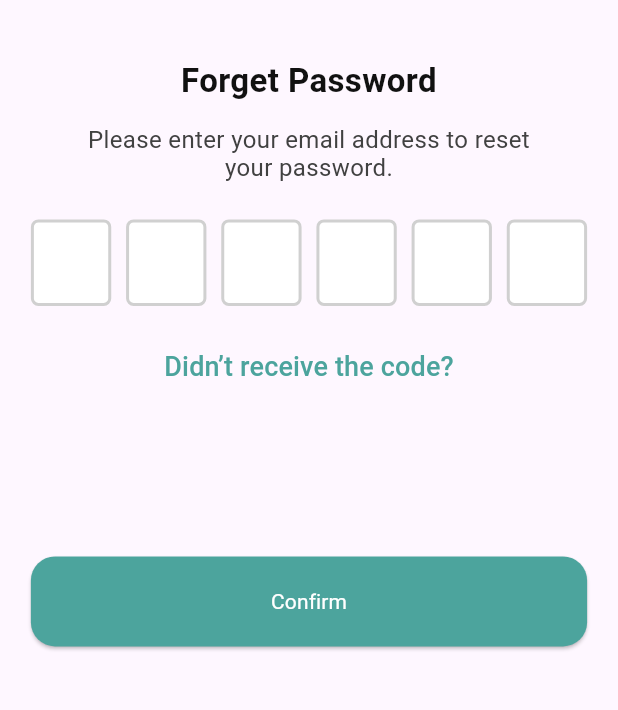
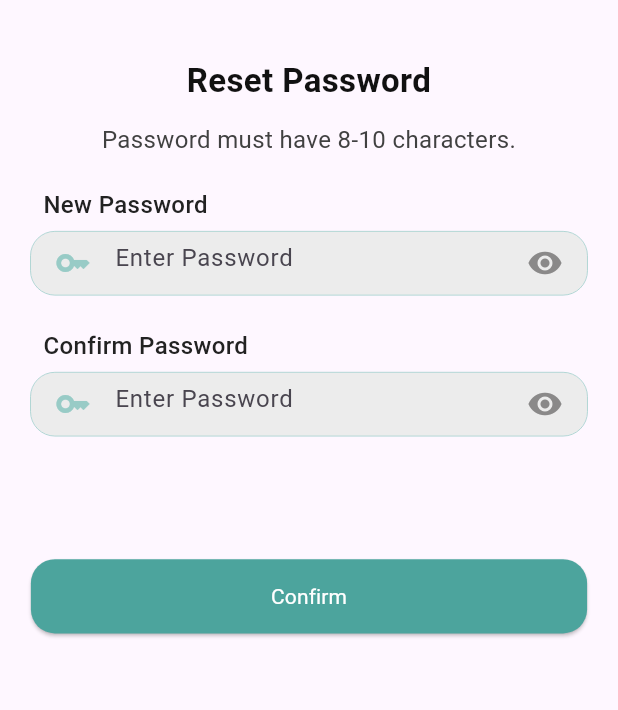
Before and after one commit to TopuFD/coupkart, a Flutter app: the OtpCodeScreen screen opened by its route, after a tap on "Confirm", on a phone screen of 412 x 824 dp, the part 458-1168 px from its top. Run offline on Flutter 3.47's test engine with Material 3 defaults, Android fonts, the phone set to English and light mode, and no system bars; drawn by our look-alikes of pin_code_fields; our stand-ins replace carousel_slider, get; Roboto replaces fonts that are missing (DM Sans, Poppins).

Commit message:
completed auth screens

```diff
--- a/lib/route/app_route.dart
+++ b/lib/route/app_route.dart
@@ -1,6 +1,8 @@
 import 'package:coupkart/view/auth_screen/forget_pass_screen.dart';
 import 'package:coupkart/view/auth_screen/otp_code_screen.dart';
+import 'package:coupkart/view/auth_screen/reset_pass_screen.dart';
 import 'package:coupkart/view/auth_screen/signin_screen.dart';
+import 'package:coupkart/view/auth_screen/signup_screen.dart';
 import 'package:coupkart/view/splash_screen/onbording_screen.dart';
 import 'package:coupkart/view/splash_screen/splash.dart';
 import 'package:get/get_navigation/src/routes/get_route.dart';
@@ -11,12 +13,16 @@ class AppRoute {
   static String signinScreen = "/signinScreen";
   static String forgetPassScreen = "/forgetPassScreen";
   static String otpCodeScreen = "/otpCodeScreen";
+  static String resetPassScreen = "/resetPassScreen";
+  static String signUpScreen = "/signUpScreen";
 
   static List<GetPage> getPage = [
     GetPage(name: splashScreen, page: () => const SplashScreen()),
     GetPage(name: onbordingScreen, page: () => OnbordingScreen()),
     GetPage(name: signinScreen, page: () => SigninScreen()),
     GetPage(name: forgetPassScreen, page: () => ForgetPassScreen()),
-    GetPage(name: otpCodeScreen, page: () => OtpCodeScreen()),
+    GetPage(name: otpCodeScreen, page: () => const OtpCodeScreen()),
+    GetPage(name: resetPassScreen, page: () => ResetPassScreen()),
+    GetPage(name: signUpScreen, page: () => SignupScreen()),
   ];
 }
--- a/lib/utils/app_color.dart
+++ b/lib/utils/app_color.dart
@@ -7,4 +7,5 @@ class AppColor {
   static const Color greyColor = Color(0xFFECECEC);
   static const Color primaryTxtColor = Color(0xFF111111);
   static const Color secondaryTxtColor = Color(0xFF414141);
+  static const Color formHeadingTxtColor = Color(0xFF222222);
 }
--- a/lib/view/auth_screen/forget_pass_screen.dart
+++ b/lib/view/auth_screen/forget_pass_screen.dart
@@ -20,7 +20,7 @@ class ForgetPassScreen extends StatelessWidget {
         physics: const BouncingScrollPhysics(),
         child: Column(
           children: [
-            CustomAuthTopItem(),
+            const CustomAuthTopItem(),
             Padding(
               padding: EdgeInsets.symmetric(horizontal: Get.width * .05),
               child: Form(
--- a/lib/view/auth_screen/otp_code_screen.dart
+++ b/lib/view/auth_screen/otp_code_screen.dart
@@ -1,4 +1,5 @@
 import 'dart:async';
+import 'package:coupkart/route/app_route.dart';
 import 'package:coupkart/utils/app_color.dart';
 import 'package:coupkart/widget/auth_top_item.dart';
 import 'package:coupkart/widget/custom_body_button.dart';
@@ -16,9 +17,10 @@ class OtpCodeScreen extends StatefulWidget {
 }
 
 class _OtpCodeScreenState extends State<OtpCodeScreen> {
-  TextEditingController textEditingController = TextEditingController();
+  late TextEditingController textEditingController;
   StreamController<ErrorAnimationType>? errorController;
   String currentText = "";
+  bool isDisposed = false;
 
   @override
   void initState() {
@@ -29,6 +31,7 @@ class _OtpCodeScreenState extends State<OtpCodeScreen> {
 
   @override
   void dispose() {
+    isDisposed = true;
     textEditingController.dispose();
     errorController?.close();
     super.dispose();
@@ -79,10 +82,16 @@ class _OtpCodeScreenState extends State<OtpCodeScreen> {
                     errorAnimationController: errorController,
                     controller: textEditingController,
                     onCompleted: (v) {
-                      print("Completed");
+                      if (!isDisposed) {
+                        Get.snackbar("Me", "Completed");
+                      }
                     },
                     onChanged: (value) {
-                      currentText = value;
+                      if (!isDisposed) {
+                        setState(() {
+                          currentText = value;
+                        });
+                      }
                     },
                     beforeTextPaste: (text) {
                       return true;
@@ -103,7 +112,11 @@ class _OtpCodeScreenState extends State<OtpCodeScreen> {
                   SizedBox(
                     height: Get.height / 8,
                   ),
-                  CustomBodyButton(buttonTitle: "Confirm", ontap: () {}),
+                  CustomBodyButton(
+                      buttonTitle: "Confirm",
+                      ontap: () {
+                        Get.toNamed(AppRoute.resetPassScreen);
+                      }),
                   SizedBox(
                     height: Get.height * .04,
                   ),
--- /dev/null
+++ b/lib/view/auth_screen/reset_pass_screen.dart
@@ -0,0 +1,92 @@
+
+import 'package:coupkart/widget/auth_top_item.dart';
+import 'package:coupkart/widget/custom_body_button.dart';
+import 'package:coupkart/widget/custom_text_field.dart';
+import 'package:coupkart/widget/document_text.dart';
+import 'package:coupkart/widget/form_heading_text.dart';
+import 'package:coupkart/widget/heading_text.dart';
+import 'package:flutter/material.dart';
+import 'package:get/get.dart';
+
+// ignore: must_be_immutable
+class ResetPassScreen extends StatelessWidget {
+  ResetPassScreen({super.key});
+
+  TextEditingController resetPassController = TextEditingController();
+  TextEditingController comfirmPassController = TextEditingController();
+  final GlobalKey _formkey = GlobalKey<FormState>();
+  @override
+  Widget build(BuildContext context) {
+    return Scaffold(
+      body: SingleChildScrollView(
+        physics: const BouncingScrollPhysics(),
+        child: Column(
+          children: [
+            const CustomAuthTopItem(),
+            Padding(
+              padding: EdgeInsets.symmetric(horizontal: Get.width * .05),
+              child: Form(
+                key: _formkey,
+                child: Column(
+                  children: [
+                    SizedBox(
+                      height: Get.height * .05,
+                    ),
+                    const HeadingText(headingText: "Reset Password"),
+                    SizedBox(
+                      height: Get.height * .02,
+                    ),
+                    const DocumentText(
+                        documentText: "Password must have 8-10 characters."),
+                    SizedBox(
+                      height: Get.height * .03,
+                    ),
+                   const FormHeadingText(formHeadingText: "New Password"),
+                    CustomTextFormField(
+                        prefixIcon: const Icon(Icons.key_sharp),
+                        suffixIcon: const Icon(Icons.remove_red_eye),
+                        hintText: "Enter Password",
+                        controller: resetPassController,
+                        validator: (value) {
+                          if (value!.isEmpty) {
+                            return "Field is impty";
+                          } else {
+                            return null;
+                          }
+                        }),
+                    SizedBox(
+                      height: Get.height * .03,
+                    ),
+                    const FormHeadingText(formHeadingText: "Confirm Password"),
+                    CustomTextFormField(
+                        prefixIcon: const Icon(Icons.key_sharp),
+                        suffixIcon: const Icon(Icons.remove_red_eye),
+                        hintText: "Enter Password",
+                        controller: comfirmPassController,
+                        validator: (value) {
+                          if (value!.isEmpty) {
+                            return "Field is impty";
+                          } else {
+                            return null;
+                          }
+                        }),
+                    SizedBox(
+                      height: Get.height / 10,
+                    ),
+                    CustomBodyButton(
+                        buttonTitle: "Confirm",
+                        ontap: () {
+                        }),
+                    SizedBox(
+                      height: Get.height * .04,
+                    ),
+                  ],
+                ),
+              ),
+            )
+          ],
+        ),
+      ),
+    );
+  }
+}
--- a/lib/widget/custom_body_button.dart
+++ b/lib/widget/custom_body_button.dart
@@ -1,5 +1,6 @@
 import 'package:coupkart/utils/app_color.dart';
 import 'package:flutter/material.dart';
+import 'package:get/get.dart';
 
 class CustomBodyButton extends StatelessWidget {
   final String buttonTitle;
@@ -11,7 +12,7 @@ class CustomBodyButton extends StatelessWidget {
   @override
   Widget build(BuildContext context) {
     return SizedBox(
-      height: 60,
+      height: Get.height * .06,
       width: double.infinity,
       child: ElevatedButton(
           style: ButtonStyle(
--- a/lib/widget/custom_text_field.dart
+++ b/lib/widget/custom_text_field.dart
@@ -10,8 +10,6 @@ class CustomTextFormField extends StatelessWidget {
   final bool obscureText;
   final Icon? prefixIcon;
   final Icon? suffixIcon;
-  // ignore: non_constant_identifier_names
-  final GlobalKey? Key;
   final String? textFieldHeading;
 
   const CustomTextFormField({
@@ -23,8 +21,6 @@ class CustomTextFormField extends StatelessWidget {
     this.obscureText = false,
     this.prefixIcon,
     this.suffixIcon,
-    // ignore: non_constant_identifier_names
-    this.Key,
     this.textFieldHeading,
   });
 
@@ -59,8 +55,6 @@ class CustomTextFormField extends StatelessWidget {
             borderRadius: BorderRadius.circular(16),
           ),
         ),
-        child: Form(
-          key: key,
         child: TextFormField(
           controller: controller,
           validator: validator,
@@ -71,7 +65,8 @@ class CustomTextFormField extends StatelessWidget {
             hintText: hintText,
             prefixIcon: prefixIcon,
             suffixIcon: suffixIcon,
-            ),
+            prefixIconColor: AppColor.secondaryColor,
+            suffixIconColor:const Color.fromARGB(255, 138, 137, 137)
           ),
         ),
       ),
--- /dev/null
+++ b/lib/widget/form_heading_text.dart
@@ -0,0 +1,29 @@
+import 'package:coupkart/utils/app_color.dart';
+import 'package:flutter/material.dart';
+import 'package:get/get.dart';
+
+class FormHeadingText extends StatelessWidget {
+  final String formHeadingText;
+  const FormHeadingText({super.key, required this.formHeadingText});
+
+  @override
+  Widget build(BuildContext context) {
+    return Align(
+      alignment: Alignment.topLeft,
+      child: Padding(
+        padding:
+            EdgeInsets.only(left: Get.width * .02, bottom: Get.width * .02),
+        child: Text(
+          formHeadingText,
+          style: const TextStyle(
+            color: AppColor.formHeadingTxtColor,
+            fontSize: 16,
+            fontFamily: 'DM Sans',
+            fontWeight: FontWeight.w500,
+            height: 0,
+          ),
+        ),
+      ),
+    );
+  }
+}
```
Also changed, not shown: lib/view/auth_screen/signin_screen.dart (+10 -5 lines), lib/view/auth_screen/signup_screen.dart (added, +177 -0 lines). Lines whose indentation alone changed are shown as unchanged.
